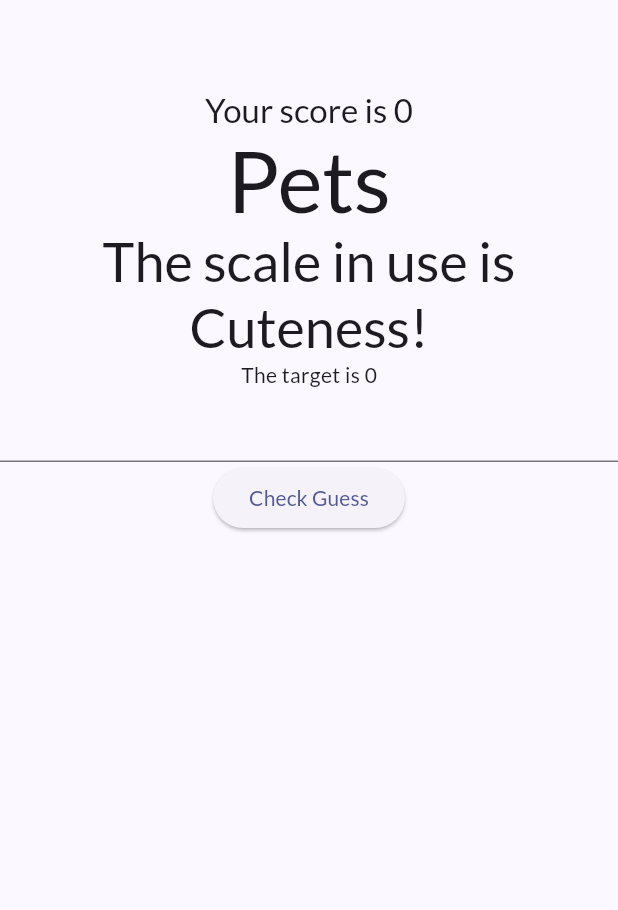
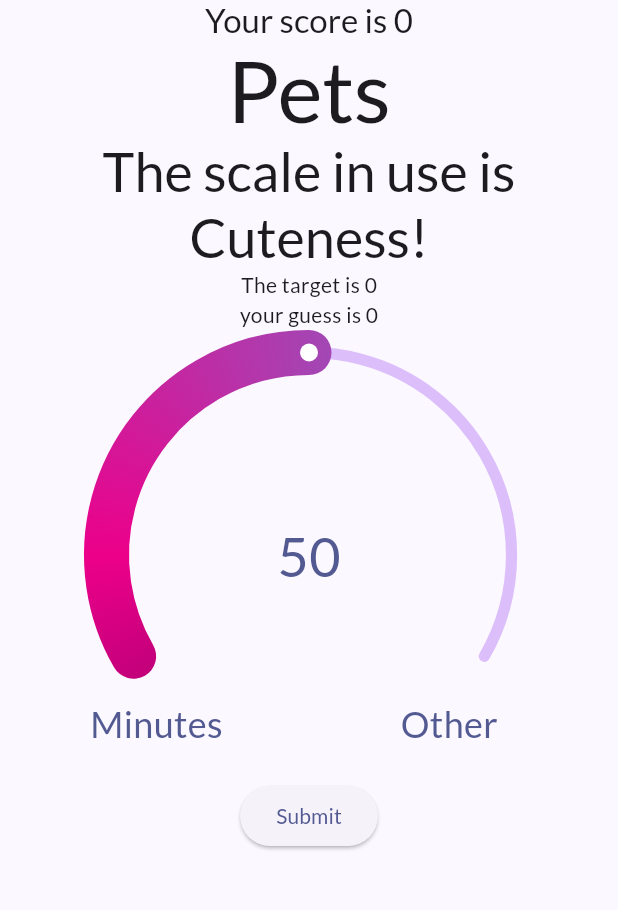
Before and after one commit to YehudaShani/Wavelength, a Flutter app: the screen it shows after launch, after a tap on the "check" icon, on a phone screen of 412 x 824 dp, the part 84-994 px from its top. Run offline on Flutter 3.47's test engine with Material 3 defaults, Android fonts, the light colour scheme and no system bars; drawn by our look-alikes of sleek_circular_slider; our stand-ins replace google_fonts.

Commit message:
added text under radial slider, should change design and constructor

```diff
--- a/lib/screens/game_screen.dart
+++ b/lib/screens/game_screen.dart
@@ -3,6 +3,7 @@ import 'dart:math';
 import 'package:flutter/material.dart';
 import 'package:wavelength/widgets/question.dart';
 import 'package:wavelength/questions.dart';
+import 'package:wavelength/widgets/radial_slider.dart';
 
 Map<String, dynamic> questionsData = wavelengthData;
 
@@ -57,24 +58,20 @@ class _GameScreenState extends State<GameScreen> {
       ),
       body: Column(
         children: [
-          SizedBox(height: 60),
           Text(
             'Your score is $score',
             style: Theme.of(context).textTheme.titleLarge,
             textAlign: TextAlign.left,
           ),
-          QuestionWidget(category: "Pets", subCategory: "Cuteness"),
+          const QuestionWidget(category: "Pets", subCategory: "Cuteness"),
           Text('The target is $target'),
-          TextField(
-            controller: guessController,
-            onChanged: (value) {
-              updateGuess(int.parse(value));
-            },
-          ),
+          Text('your guess is $guess'),
           isGuessing
-              ? ElevatedButton(
-                  onPressed: checkGuess, child: Text('Check Guess'))
-              : IconButton(onPressed: changePlayer, icon: Icon(Icons.check)),
+              ? Column(children: [
+                  RadialSlider(onChange: updateGuess),
+                  ElevatedButton(onPressed: checkGuess, child: const Text('Submit')),
+                ])
+              : IconButton(onPressed: changePlayer, icon: const Icon(Icons.check)),
         ],
       ),
     );
--- /dev/null
+++ b/lib/widgets/radial_slider.dart
@@ -0,0 +1,71 @@
+import 'package:flutter/material.dart';
+import 'package:sleek_circular_slider/sleek_circular_slider.dart';
+
+class RadialSlider extends StatefulWidget {
+  const RadialSlider({super.key, required this.onChange});
+  final Function onChange;
+
+  @override
+  State<RadialSlider> createState() => _RadialSliderState();
+}
+
+class _RadialSliderState extends State<RadialSlider> {
+  @override
+  Widget build(BuildContext context) {
+    final slider = SleekCircularSlider(
+      appearance: CircularSliderAppearance(
+        infoProperties: InfoProperties(
+          mainLabelStyle: TextStyle(
+            color: Theme.of(context).colorScheme.primary,
+            fontSize: 36,
+          ),
+          modifier: (double value) {
+            final roundedValue = value.toInt().toString();
+            return '$roundedValue';
+          },
+        ),
+        size: 300,
+        // customWidths: CustomSliderWidths(progressBarWidth: 10),
+        // customColors: CustomSliderColors(
+        //   progressBarColors: [Theme.of(context).colorScheme.primary],
+        //   trackColor: Theme.of(context).colorScheme.secondary,
+        // ),
+      ),
+      onChange: (double value) {
+        widget.onChange(value.toInt());
+      },
+    );
+    return SizedBox(
+      width: double.infinity,
+      child: Stack(
+        children: [
+          Center(child: slider),
+          Positioned(
+            bottom: 20,
+            left: 60,
+            child: Center(
+              child: Text(
+                'Minutes',
+                style: TextStyle(
+                  color: Theme.of(context).colorScheme.primary,
+                  fontSize: 24,
+                ),
+              ),
+            ),
+          ),
+          Positioned(
+            bottom: 20,
+            right: 80,
+            child: Text(
+              'Other',
+              style: TextStyle(
+                color: Theme.of(context).colorScheme.primary,
+                fontSize: 24,
+              ),
+            ),
+          )
+        ],
+      ),
+    );
+  }
+}
--- a/lib/widgets/target_guess.dart
+++ /dev/null
@@ -1,23 +0,0 @@
-import 'dart:math';
-import 'package:flutter/material.dart';
-
-class TargetGuess extends StatelessWidget {
-  const TargetGuess({Key? key, required this.updateGuess}) : super(key: key);
-
-  final Function(int) updateGuess;
-
-  @override
-  Widget build(BuildContext context) {
-    int randomNumber = Random().nextInt(10) + 1;
-
-    return InkWell(
-      child: Text(
-        'Make the person guess the number: $randomNumber',
-        style: Theme.of(context).textTheme.bodySmall,
-      ),
-      onTap: () {
-        updateGuess(randomNumber);
-      },
-    );
-  }
-}
--- a/pubspec.yaml
+++ b/pubspec.yaml
@@ -36,6 +36,7 @@ dependencies:
   # Use with the CupertinoIcons class for iOS style icons.
   cupertino_icons: ^1.0.2
   google_fonts: 6.1.0
+  sleek_circular_slider: ^2.0.1
 
 dev_dependencies:
   flutter_test:
```
Also changed, not shown: pubspec.lock.
